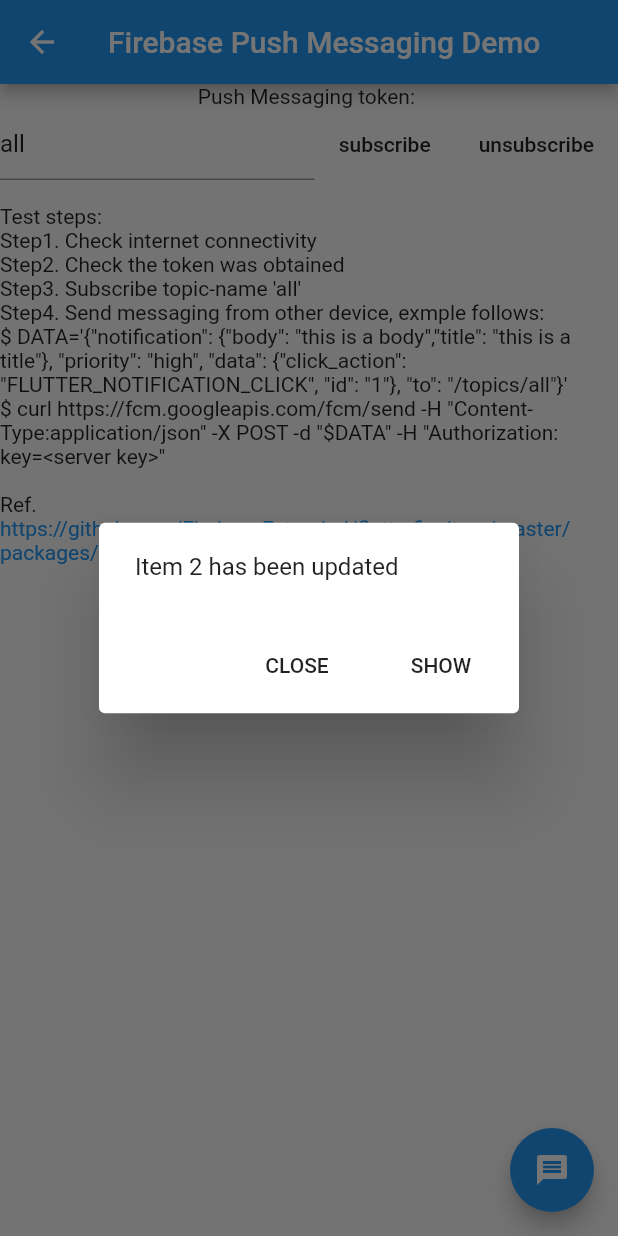
After one commit to keiydev/flutter_tools_sample, a Flutter app: the PushMessagingExample screen opened directly, after a tap on the "message" icon, on a phone screen of 412 x 824 dp. The commit adds this screen. Run offline on Flutter 3.47's test engine with Material 2 defaults, Android fonts, the phone set to English and light mode, and no system bars; our stand-ins replace firebase_messaging, package_info; accounts and stored records are empty.

Commit message:
add firebase messaging demo

```diff
--- /dev/null
+++ b/lib/tools/firebase/firebase_messaging.dart
@@ -0,0 +1,272 @@
+// Copyright 2019 The Chromium Authors. All rights reserved.
+// Use of this source code is governed by a BSD-style license that can be
+// found in the LICENSE file.
+
+import 'dart:async';
+
+import 'package:firebase_messaging/firebase_messaging.dart';
+import 'package:flutter/material.dart';
+import 'package:url_launcher/url_launcher.dart';
+
+final Map<String, Item> _items = <String, Item>{};
+Item _itemForMessage(Map<String, dynamic> message) {
+  final dynamic data = message['data'] ?? message;
+  final String itemId = data['id'];
+  final Item item = _items.putIfAbsent(itemId, () => Item(itemId: itemId))
+    ..status = data['status'];
+  return item;
+}
+
+class Item {
+  Item({this.itemId});
+  final String itemId;
+
+  StreamController<Item> _controller = StreamController<Item>.broadcast();
+  Stream<Item> get onChanged => _controller.stream;
+
+  String _status;
+  String get status => _status;
+  set status(String value) {
+    _status = value;
+    _controller.add(this);
+  }
+
+  static final Map<String, Route<void>> routes = <String, Route<void>>{};
+  Route<void> get route {
+    final String routeName = '/detail/$itemId';
+    return MaterialPageRoute<void>(
+      settings: RouteSettings(name: routeName),
+      builder: (BuildContext context) => DetailPage(itemId),
+    );
+  }
+}
+
+class DetailPage extends StatefulWidget {
+  DetailPage(this.itemId);
+  final String itemId;
+  @override
+  _DetailPageState createState() => _DetailPageState();
+}
+
+class _DetailPageState extends State<DetailPage> {
+  Item _item;
+  StreamSubscription<Item> _subscription;
+
+  @override
+  void initState() {
+    super.initState();
+    _item = _items[widget.itemId];
+    _subscription = _item.onChanged.listen((Item item) {
+      if (!mounted) {
+        _subscription.cancel();
+      } else {
+        setState(() {
+          _item = item;
+        });
+      }
+    });
+  }
+
+  @override
+  Widget build(BuildContext context) {
+    return Scaffold(
+      appBar: AppBar(
+        title: Text("Item ${_item.itemId}"),
+      ),
+      body: Material(
+        child: Center(child: Text("Item status: ${_item.status}")),
+      ),
+    );
+  }
+}
+
+class PushMessagingExample extends StatefulWidget {
+  @override
+  _PushMessagingExampleState createState() => _PushMessagingExampleState();
+}
+
+Future<dynamic> myBackgroundMessageHandler(Map<String, dynamic> message) {
+  print("onBackgroundMessage: $message");
+  if (message.containsKey('data')) {
+    // Handle data message
+    final dynamic data = message['data'];
+  }
+  if (message.containsKey('notification')) {
+    // Handle notification message
+    final dynamic notification = message['notification'];
+  }
+  // Or do other work.
+}
+
+class _PushMessagingExampleState extends State<PushMessagingExample> {
+  String _homeScreenText = "Waiting for token...";
+  bool _topicButtonsDisabled = false;
+
+  final FirebaseMessaging _firebaseMessaging = FirebaseMessaging();
+  final TextEditingController _topicController =
+      TextEditingController(text: 'all');
+
+  Widget _buildDialog(BuildContext context, Item item) {
+    return AlertDialog(
+      content: Text("Item ${item.itemId} has been updated"),
+      actions: <Widget>[
+        FlatButton(
+          child: const Text('CLOSE'),
+          onPressed: () {
+            Navigator.pop(context, false);
+          },
+        ),
+        FlatButton(
+          child: const Text('SHOW'),
+          onPressed: () {
+            Navigator.pop(context, true);
+          },
+        ),
+      ],
+    );
+  }
+
+  void _showItemDialog(Map<String, dynamic> message) {
+    showDialog<bool>(
+      context: context,
+      builder: (_) => _buildDialog(context, _itemForMessage(message)),
+    ).then((bool shouldNavigate) {
+      if (shouldNavigate) {
+        _navigateToItemDetail(message);
+      }
+    });
+  }
+
+  void _navigateToItemDetail(Map<String, dynamic> message) {
+    final Item item = _itemForMessage(message);
+    // Clear away dialogs
+    Navigator.popUntil(context, (Route<dynamic> route) => route is PageRoute);
+    if (!item.route.isCurrent) {
+      Navigator.push(context, item.route);
+    }
+  }
+
+  @override
+  void initState() {
+    super.initState();
+    _firebaseMessaging.configure(
+      onMessage: (Map<String, dynamic> message) async {
+        print("onMessage: $message");
+        _showItemDialog(message);
+      },
+      onBackgroundMessage: myBackgroundMessageHandler,
+      onLaunch: (Map<String, dynamic> message) async {
+        print("onLaunch: $message");
+        _navigateToItemDetail(message);
+      },
+      onResume: (Map<String, dynamic> message) async {
+        print("onResume: $message");
+        _navigateToItemDetail(message);
+      },
+    );
+    _firebaseMessaging.requestNotificationPermissions(
+        const IosNotificationSettings(sound: true, badge: true, alert: true));
+    _firebaseMessaging.onIosSettingsRegistered
+        .listen((IosNotificationSettings settings) {
+      print("Settings registered: $settings");
+    });
+    _firebaseMessaging.getToken().then((String token) {
+      assert(token != null);
+      setState(() {
+        _homeScreenText = "Push Messaging token: $token";
+      });
+      print(_homeScreenText);
+    });
+  }
+
+  @override
+  Widget build(BuildContext context) {
+    return Scaffold(
+        appBar: AppBar(
+          title: const Text('Firebase Push Messaging Demo'),
+        ),
+        // For testing -- simulate a message being received
+        floatingActionButton: FloatingActionButton(
+          onPressed: () => _showItemDialog(<String, dynamic>{
+            "data": <String, String>{
+              "id": "2",
+              "status": "out of stock",
+            },
+          }),
+          tooltip: 'Simulate Message',
+          child: const Icon(Icons.message),
+        ),
+        body: Material(
+          child: Column(
+            children: <Widget>[
+              Center(
+                child: Text(_homeScreenText),
+              ),
+              Row(children: <Widget>[
+                Expanded(
+                  child: TextField(
+                      controller: _topicController,
+                      onChanged: (String v) {
+                        setState(() {
+                          _topicButtonsDisabled = v.isEmpty;
+                        });
+                      }),
+                ),
+                FlatButton(
+                  child: const Text("subscribe"),
+                  onPressed: _topicButtonsDisabled
+                      ? null
+                      : () {
+                          _firebaseMessaging
+                              .subscribeToTopic(_topicController.text);
+                          //_clearTopicText();
+                        },
+                ),
+                FlatButton(
+                  child: const Text("unsubscribe"),
+                  onPressed: _topicButtonsDisabled
+                      ? null
+                      : () {
+                          _firebaseMessaging
+                              .unsubscribeFromTopic(_topicController.text);
+                          //_clearTopicText();
+                        },
+                ),
+              ]),
+              Center(
+                child: Text(
+                    "\nTest steps:\nStep1. Check internet connectivity\n"
+                    "Step2. Check the token was obtained\n"
+                    "Step3. Subscribe topic-name 'all'\n"
+                    "Step4. Send messaging from other device, exmple follows:\n"
+                    '\$ DATA=\'{"notification": {"body": "this is a body","title": "this is a title"}, "priority": "high", "data": {"click_action": "FLUTTER_NOTIFICATION_CLICK", "id": "1"}, "to": "/topics/all"}\'\n'
+                    '\$ curl https://fcm.googleapis.com/fcm/send -H "Content-Type:application/json" -X POST -d "\$DATA" -H "Authorization: key=<server key>"\n'),
+              ),
+              Container(alignment: Alignment.topLeft, child: Text("Ref.")),
+              InkWell(
+                child: Text(
+                  "https://github.com/FirebaseExtended/flutterfire/tree/master/packages/firebase_messaging/example",
+                  style: TextStyle(color: Colors.blue),
+                ),
+                onTap: () async {
+                  if (await canLaunch(
+                      "https://github.com/FirebaseExtended/flutterfire/tree/master/packages/firebase_messaging/example")) {
+                    await launch(
+                        "https://github.com/FirebaseExtended/flutterfire/tree/master/packages/firebase_messaging/example");
+                  }
+                },
+              ),
+
+              //InkW
+            ],
+          ),
+        ));
+  }
+
+  void _clearTopicText() {
+    setState(() {
+      _topicController.text = "";
+      _topicButtonsDisabled = true;
+    });
+  }
+}
```
Also changed, not shown: lib/main_list.dart (+17 -1 lines), pubspec.yaml (+5 -2 lines), pubspec.lock, 6 other files.
